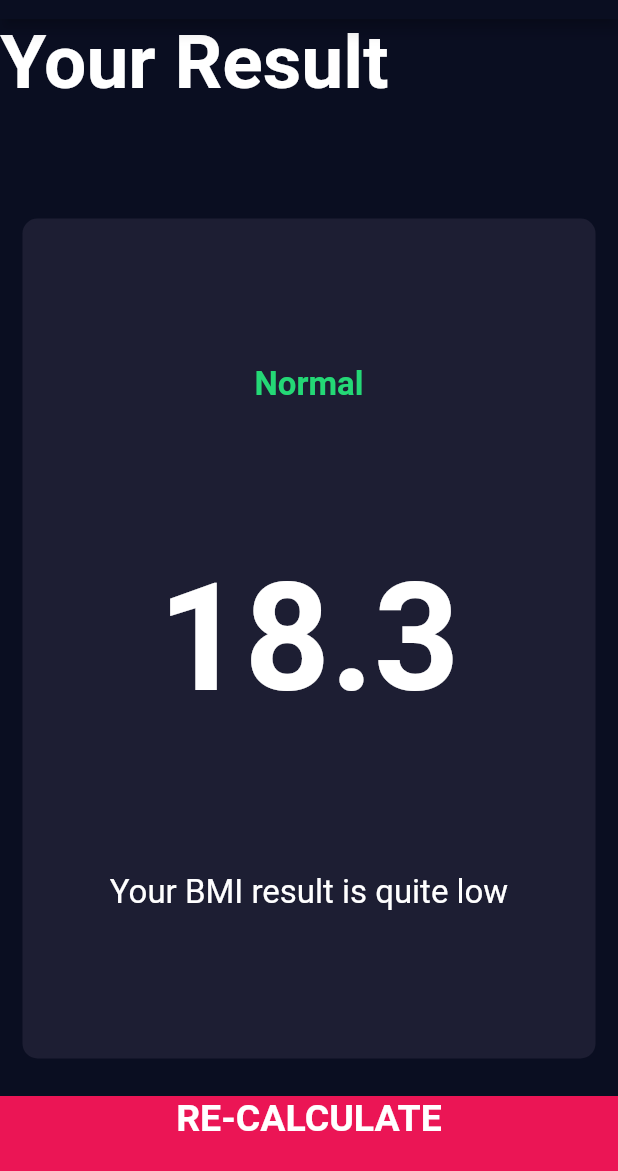
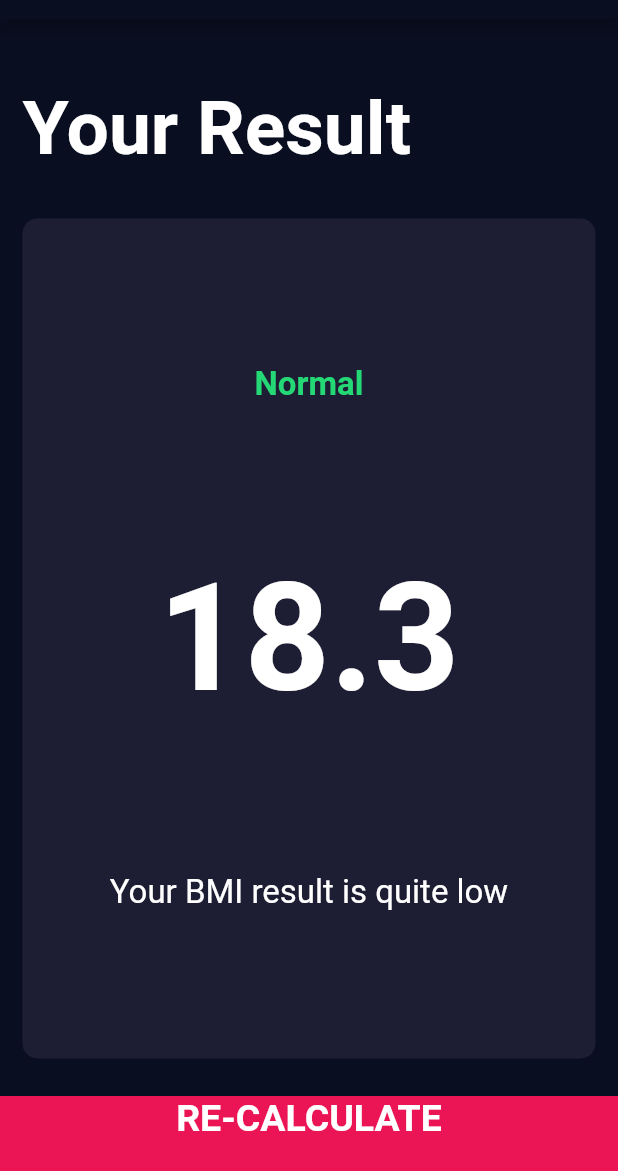
Before and after one commit to Ayushd70/bmi-calculator, a Flutter app: the ResultsPage screen opened directly, on a phone screen of 412 x 824 dp, the part 65-1236 px from its top. Run offline on Flutter 3.47's test engine with Material 2 defaults, Android fonts, the phone set to English and light mode, and no system bars; our stand-ins replace font_awesome_flutter.

Commit message:
bmi: results_page: add padding and alignment for the results page text
Signed-off-by: Ayush Dubey <ayushdubey70@gmail.com>

```diff
--- a/lib/screens/results_page.dart
+++ b/lib/screens/results_page.dart
@@ -2,6 +2,7 @@ import 'package:bmi_calculator/components/bottom_button.dart';
 import 'package:bmi_calculator/components/reusable_card.dart';
 import 'package:bmi_calculator/constant.dart';
 import 'package:flutter/material.dart';
+import 'package:flutter/painting.dart';
 
 class ResultsPage extends StatelessWidget {
   @override
@@ -16,6 +17,8 @@ class ResultsPage extends StatelessWidget {
         children: [
           Expanded(
             child: Container(
+              padding: EdgeInsets.all(15.0),
+              alignment: Alignment.bottomLeft,
               child: Text(
                 'Your Result',
                 style: kTitleTextStyle,
```
